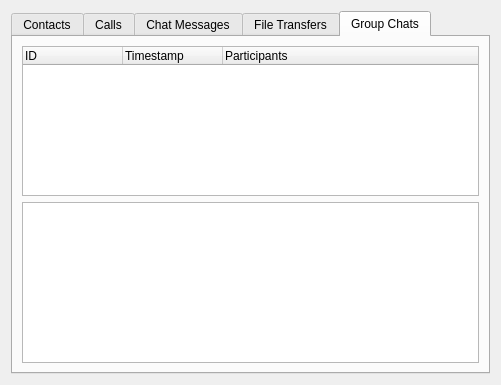
Before: the Qt Designer form ipba2-plugins/skype_ui.ui in PicciMario/iPhone-Backup-Analyzer-2, drawn with Qt 5.
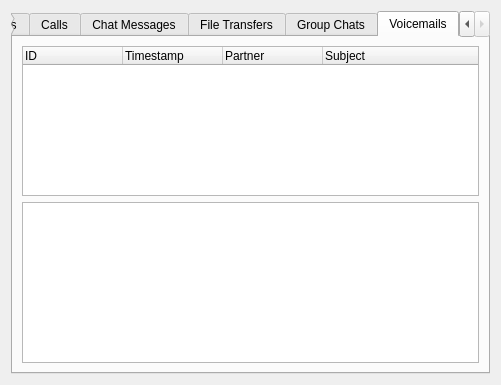
After: the same form once the commit is applied.

Commit message: skype plugin voicemails tab

The edit to the form file:
```diff
--- a/ipba2-plugins/skype_ui.ui
+++ b/ipba2-plugins/skype_ui.ui
@@ -17,7 +17,7 @@
    <item>
     <widget class="QTabWidget" name="tabWidget">
      <property name="currentIndex">
-      <number>4</number>
+      <number>5</number>
      </property>
      <widget class="QWidget" name="tab">
       <attribute name="title">
@@ -303,6 +303,59 @@
        </item>
       </layout>
      </widget>
+     <widget class="QWidget" name="tab_6">
+      <attribute name="title">
+       <string>Voicemails</string>
+      </attribute>
+      <layout class="QVBoxLayout" name="verticalLayout_6">
+       <item>
+        <widget class="QTreeWidget" name="voicemailsTree">
+         <property name="sizePolicy">
+          <sizepolicy hsizetype="Expanding" vsizetype="Expanding">
+           <horstretch>0</horstretch>
+           <verstretch>0</verstretch>
+          </sizepolicy>
+         </property>
+         <property name="maximumSize">
+          <size>
+           <width>16777215</width>
+           <height>150</height>
+          </size>
+         </property>
+         <column>
+          <property name="text">
+           <string>ID</string>
+          </property>
+         </column>
+         <column>
+          <property name="text">
+           <string>Timestamp</string>
+          </property>
+         </column>
+         <column>
+          <property name="text">
+           <string>Partner</string>
+          </property>
+         </column>
+         <column>
+          <property name="text">
+           <string>Subject</string>
+          </property>
+         </column>
+        </widget>
+       </item>
+       <item>
+        <widget class="QTableWidget" name="voicemailsTable">
+         <property name="sizePolicy">
+          <sizepolicy hsizetype="Expanding" vsizetype="Expanding">
+           <horstretch>0</horstretch>
+           <verstretch>1</verstretch>
+          </sizepolicy>
+         </property>
+        </widget>
+       </item>
+      </layout>
+     </widget>
     </widget>
    </item>
   </layout>
```
The commit also changes 1 other file.
